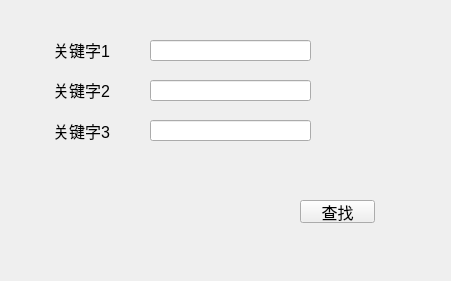
Old version of the form RSStalk/find_channel.ui in the repository oduiwei/RSStalk.
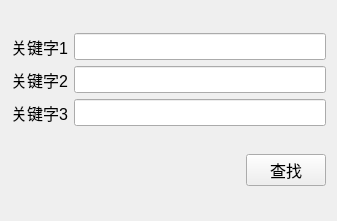
New version of the form.

```diff
--- a/RSStalk/find_channel.ui
+++ b/RSStalk/find_channel.ui
@@ -6,22 +6,18 @@
    <rect>
     <x>0</x>
     <y>0</y>
-    <width>451</width>
-    <height>281</height>
+    <width>337</width>
+    <height>221</height>
    </rect>
   </property>
   <property name="windowTitle">
    <string>Form</string>
   </property>
+  <layout class="QVBoxLayout" name="verticalLayout" stretch="4,1">
+   <item>
+    <layout class="QGridLayout" name="gridLayout">
+     <item row="0" column="0">
   <widget class="QLabel" name="label">
-   <property name="geometry">
-    <rect>
-     <x>53</x>
-     <y>40</y>
-     <width>71</width>
-     <height>20</height>
-    </rect>
-   </property>
    <property name="font">
     <font>
      <pointsize>12</pointsize>
@@ -31,15 +27,18 @@
     <string>关键字1</string>
    </property>
   </widget>
+     </item>
+     <item row="0" column="1">
+      <widget class="QLineEdit" name="lineEdit1">
+       <property name="font">
+        <font>
+         <pointsize>12</pointsize>
+        </font>
+       </property>
+      </widget>
+     </item>
+     <item row="1" column="0">
   <widget class="QLabel" name="label_2">
-   <property name="geometry">
-    <rect>
-     <x>53</x>
-     <y>80</y>
-     <width>81</width>
-     <height>20</height>
-    </rect>
-   </property>
    <property name="font">
     <font>
      <pointsize>12</pointsize>
@@ -49,15 +48,18 @@
     <string>关键字2</string>
    </property>
   </widget>
+     </item>
+     <item row="1" column="1">
+      <widget class="QLineEdit" name="lineEdit2">
+       <property name="font">
+        <font>
+         <pointsize>12</pointsize>
+        </font>
+       </property>
+      </widget>
+     </item>
+     <item row="2" column="0">
   <widget class="QLabel" name="label_3">
-   <property name="geometry">
-    <rect>
-     <x>53</x>
-     <y>120</y>
-     <width>71</width>
-     <height>21</height>
-    </rect>
-   </property>
    <property name="font">
     <font>
      <pointsize>12</pointsize>
@@ -67,78 +69,22 @@
     <string>关键字3</string>
    </property>
   </widget>
-  <widget class="QLineEdit" name="lineEdit1">
-   <property name="geometry">
-    <rect>
-     <x>150</x>
-     <y>40</y>
-     <width>161</width>
-     <height>21</height>
-    </rect>
-   </property>
-   <property name="font">
-    <font>
-     <pointsize>12</pointsize>
-    </font>
-   </property>
-  </widget>
-  <widget class="QLineEdit" name="lineEdit2">
-   <property name="geometry">
-    <rect>
-     <x>150</x>
-     <y>80</y>
-     <width>161</width>
-     <height>21</height>
-    </rect>
-   </property>
-   <property name="font">
-    <font>
-     <pointsize>12</pointsize>
-    </font>
-   </property>
-  </widget>
+     </item>
+     <item row="2" column="1">
   <widget class="QLineEdit" name="lineEdit3">
-   <property name="geometry">
-    <rect>
-     <x>150</x>
-     <y>120</y>
-     <width>161</width>
-     <height>21</height>
-    </rect>
-   </property>
    <property name="font">
     <font>
      <pointsize>12</pointsize>
     </font>
    </property>
   </widget>
-  <widget class="QPushButton" name="pushButton">
-   <property name="geometry">
-    <rect>
-     <x>300</x>
-     <y>200</y>
-     <width>75</width>
-     <height>23</height>
-    </rect>
-   </property>
-   <property name="font">
-    <font>
-     <pointsize>12</pointsize>
-    </font>
-   </property>
-   <property name="text">
-    <string>查找</string>
-   </property>
-  </widget>
+     </item>
+    </layout>
+   </item>
+   <item>
+    <layout class="QHBoxLayout" name="horizontalLayout" stretch="3,1">
+     <item>
   <widget class="QLabel" name="tiplabel">
-   <property name="geometry">
-    <rect>
-     <x>150</x>
-     <y>160</y>
-     <width>161</width>
-     <height>21</height>
-    </rect>
-   </property>
    <property name="font">
     <font>
      <pointsize>12</pointsize>
@@ -148,6 +94,22 @@
     <string/>
    </property>
   </widget>
+     </item>
+     <item>
+      <widget class="QPushButton" name="pushButton">
+       <property name="font">
+        <font>
+         <pointsize>12</pointsize>
+        </font>
+       </property>
+       <property name="text">
+        <string>查找</string>
+       </property>
+      </widget>
+     </item>
+    </layout>
+   </item>
+  </layout>
  </widget>
  <resources/>
  <connections/>
```
Lines whose indentation alone changed are shown as unchanged.
